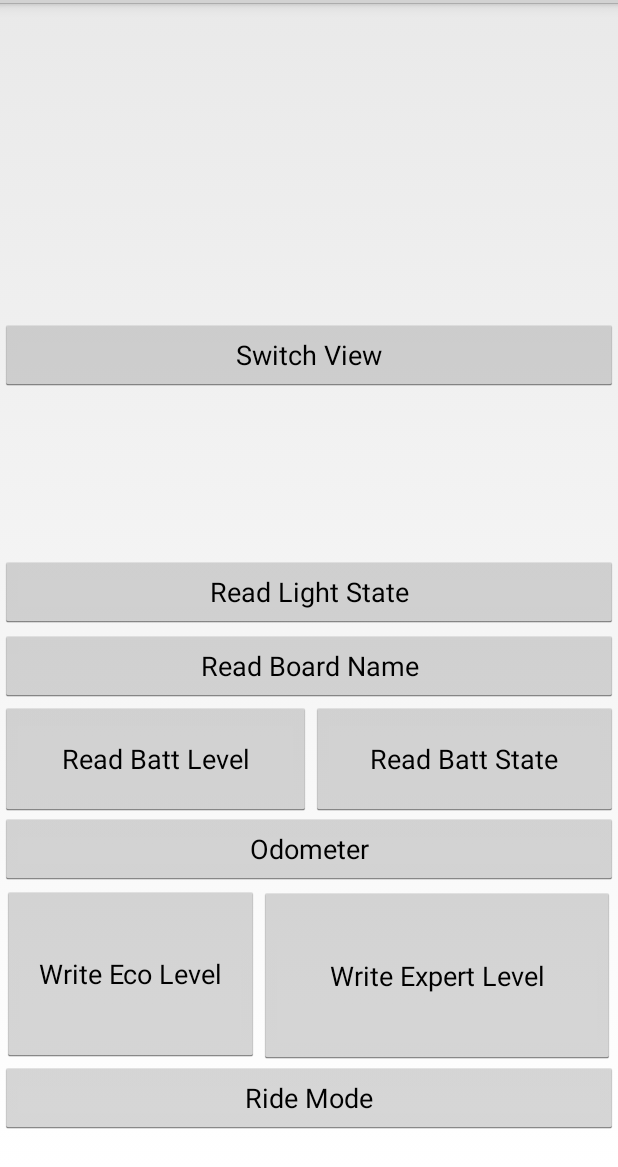
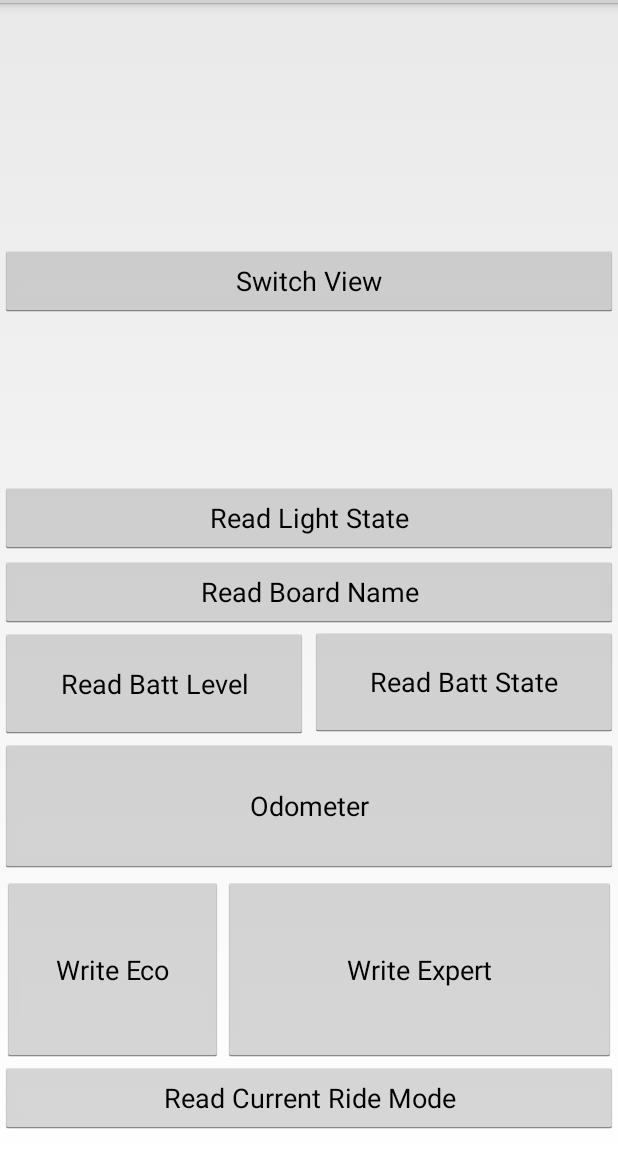
Before and after one commit to FDRs-Legs/BoostLERW, an Android app: the DeviceActivity screen opened directly, with no data from a screen before it, on a phone screen of 412 x 824 dp, the part 69-1236 px from its top. Run offline under Robolectric (Android 15) with nearby library versions, the phone set to English and light mode, and no system bars; 1 statement that could not run was skipped.

```diff
--- a/app/src/main/java/youten/redo/ble/readwrite/DeviceActivityTesting.java
+++ b/app/src/main/java/youten/redo/ble/readwrite/DeviceActivityTesting.java
@@ -301,7 +301,7 @@
                     });
                 } else if (BleUuid.CHAR_BATTERY_FIRMWARE_STRING
                         .equalsIgnoreCase(characteristic.getUuid().toString())) {
-                    //final String name = characteristic.getStringValue(0);
+
                     byte[] temp3 = characteristic.getValue();
                     final String name = byteArrayToHexString(temp3);
                     runOnUiThread(new Runnable() {
--- a/app/src/main/res/layout/activity_device.xml
+++ b/app/src/main/res/layout/activity_device.xml
@@ -33,42 +33,40 @@
 
     <Button
         android:id="@+id/read_battery_state_button"
-        android:layout_width="204dp"
-        android:layout_height="76dp"
+        android:layout_width="206dp"
+        android:layout_height="73dp"
         android:layout_above="@+id/read_odometer_button"
         android:layout_alignParentEnd="true"
-        android:layout_marginStart="0dp"
+        android:layout_marginStart="1dp"
         android:layout_marginEnd="0dp"
-        android:layout_marginBottom="-2dp"
+        android:layout_marginBottom="1dp"
         android:layout_toEndOf="@+id/read_battery_level_button"
         android:text="@string/read_battery_state_number" />
 
     <Button
         android:id="@+id/read_battery_level_button"
-        android:layout_width="207dp"
-        android:layout_height="76dp"
+        android:layout_width="205dp"
+        android:layout_height="74dp"
         android:layout_above="@+id/read_odometer_button"
         android:layout_alignParentStart="true"
         android:layout_marginStart="0dp"
-        android:layout_marginBottom="-2dp"
+        android:layout_marginBottom="0dp"
         android:text="@string/read_battery_level_number" />
 
     <Button
         android:id="@+id/write_alert_level_button"
-        android:layout_width="237dp"
-        android:layout_height="118dp"
+        android:layout_width="262dp"
+        android:layout_height="123dp"
         android:layout_above="@+id/read_ride_state_button"
         android:layout_alignParentEnd="true"
-        android:layout_marginStart="0dp"
-        android:layout_marginEnd="2dp"
-        android:layout_marginBottom="-1dp"
-        android:layout_toEndOf="@+id/write_eco_level_button"
+        android:layout_marginEnd="1dp"
+        android:layout_marginBottom="0dp"
         android:text="@string/write_alert_level" />
 
     <Button
         android:id="@+id/write_eco_level_button"
-        android:layout_width="171dp"
-        android:layout_height="117dp"
+        android:layout_width="147dp"
+        android:layout_height="123dp"
         android:layout_above="@+id/read_ride_state_button"
         android:layout_alignParentStart="true"
         android:layout_marginStart="1dp"
@@ -78,9 +76,9 @@
     <Button
         android:id="@+id/read_odometer_button"
         android:layout_width="match_parent"
-        android:layout_height="wrap_content"
-        android:layout_above="@+id/write_alert_level_button"
-        android:layout_marginBottom="1dp"
+        android:layout_height="89dp"
+        android:layout_above="@+id/read_ride_state_button"
+        android:layout_marginBottom="126dp"
         android:text="@string/read_odometer_number" />
 
     <Button
--- a/app/src/main/res/values/strings.xml
+++ b/app/src/main/res/values/strings.xml
@@ -17,10 +17,10 @@
     <string name="read_battery_state_number">Read Batt State</string>
     <string name="read_battery_level_number">Read Batt Level</string>
     <string name="read_battery_type_number">Read Battery Type</string>
-    <string name="write_alert_level">Write Expert Level</string>
-    <string name="write_eco_level">Write Eco Level</string>
+    <string name="write_alert_level">Write Expert</string>
+    <string name="write_eco_level">Write Eco</string>
     <string name="read_odometer_number">Odometer</string>
-    <string name="read_ride_state_number">Ride Mode </string>
+    <string name="read_ride_state_number">Read Current Ride Mode </string>
     <string name="testing_name">Test area</string>
     <string name="switch_activity_name">Switch View</string>
 </resources>
```
Also changed, not shown: app/src/main/java/youten/redo/ble/readwrite/DeviceActivity.java (+14 -4 lines), app/src/main/res/layout/activity_devicetesting.xml (+8 -8 lines).
